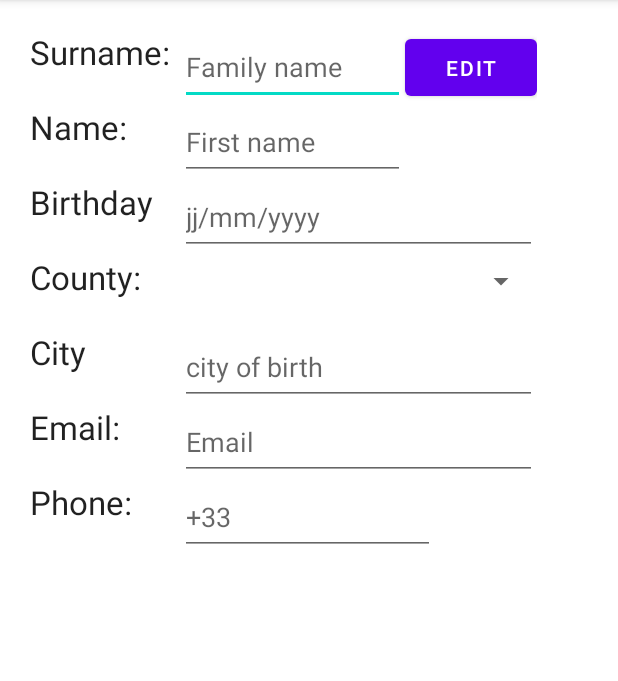
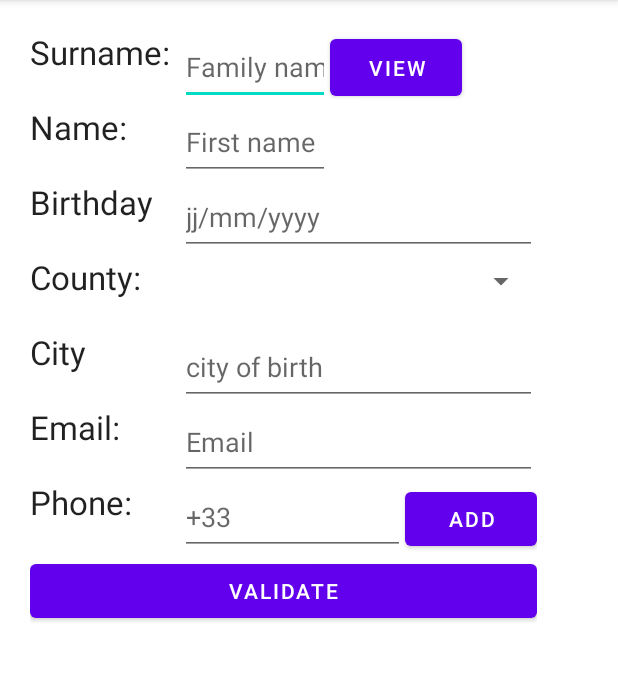
Before and after one commit to hingjyut/Andoird_MOBAPP, an Android app: the screen it shows after launch (MainActivity), on a phone screen of 412 x 824 dp, the part 84-765 px from its top. Run offline under Robolectric (Android 15) with nearby library versions, the phone set to English and light mode, and no system bars.

Commit message:
finished fragment

```diff
--- a/app/src/main/java/fr/imt_atlantique/example/myfirstapplication/MainActivity.java
+++ b/app/src/main/java/fr/imt_atlantique/example/myfirstapplication/MainActivity.java
@@ -6,6 +6,7 @@ import androidx.fragment.app.FragmentTransaction;
 import android.content.Context;
 import android.content.SharedPreferences;
 import android.os.Bundle;
+import android.util.Log;
 
 import fr.imt_atlantique.example.myfirstapplication.onDisplayInfo.OnDisplayInfo;
 
@@ -90,4 +91,41 @@ public class MainActivity extends AppCompatActivity implements OnDisplayInfo {
         fragmentTransaction.addToBackStack(mainFragment.getClass().toString()).commit();
     }
 
+    @Override
+    protected void onStart() {
+        super.onStart();
+        Log.i("Lifecycle", "onStart method");
+    }
+
+    @Override
+    protected void onRestart() {
+        super.onRestart();
+        Log.i("Lifecycle", "onRestart method");
+    }
+
+    @Override
+    protected void onResume() {
+        super.onResume();
+        Log.i("Lifecycle", "onResume method");
+    }
+
+    @Override
+    protected  void onPause() {
+        super.onPause();
+        Log.i("Lifecycle", "onPause method");
+    }
+
+    @Override
+    protected void onStop() {
+        super.onStop();
+        Log.i("Lifecycle", "onStop method");
+    }
+
+    @Override
+    protected void onDestroy() {
+        super.onDestroy();
+        Log.i("Lifecycle", "onDestroy method");
+    }
+
+
 }
--- a/app/src/main/java/fr/imt_atlantique/example/myfirstapplication/MainFragment.java
+++ b/app/src/main/java/fr/imt_atlantique/example/myfirstapplication/MainFragment.java
@@ -4,15 +4,25 @@ import android.app.Activity;
 import android.content.Context;
 import android.content.Intent;
 import android.content.SharedPreferences;
+import android.net.Uri;
 import android.os.Bundle;
+import android.util.Log;
 import android.view.LayoutInflater;
+import android.view.Menu;
+import android.view.MenuInflater;
 import android.view.MenuItem;
 import android.view.View;
 import android.view.ViewGroup;
 import android.widget.Button;
 import android.widget.EditText;
+import android.widget.LinearLayout;
+import android.widget.Spinner;
+
 import androidx.fragment.app.Fragment;
 
+
+import java.util.LinkedList;
+import java.util.List;
 
 import fr.imt_atlantique.example.myfirstapplication.onDisplayInfo.OnDisplayInfo;
 
@@ -22,9 +32,24 @@ public class MainFragment extends Fragment {
     private Button displaySurnameBtn;
     private SharedPreferences.Editor editor;
 
+    private List<LinearLayout> phoneLLs;
+    private EditText nameEt;
+    private EditText emailEt;
+    private EditText phoneEt;
+    private Spinner countySpn;
+    private EditText cityEt;
+    private Button validBt;
+
+    public static final String EXTRA_SHARE_MESSAGE = "This is a shared message";
+    public static final int BIRTHDAY_CODE = 5;
+    public static final int DATE_ANSWER_CODE = 50;
+
+    public static final int SURNAME_CODE = 6;
+    public static final int SURNAME_ANSWER_CODE = 60;
+
+
     private View rootView;
 
-    public static final String EXTRA_SHARE_MESSAGE = "This is a shared message";
 
     private OnDisplayInfo mainActivity;
 
@@ -40,10 +65,14 @@ public class MainFragment extends Fragment {
 //            dateArgs = savedInstanceState.getString("date", "");
 //            surname = savedInstanceState.getString("surname","");
 //        }
+//        setHasOptionsMenu(true);
+
         if (getArguments() != null) {
             dateArgs = getArguments().getString("date","");
             surname = getArguments().getString("surname","");
+            System.out.println("in main fragment onCreate "+ dateArgs + " " + surname);
         }
+
     }
 
     @Override
@@ -66,10 +95,20 @@ public class MainFragment extends Fragment {
      */
     @Override
     public View onCreateView(LayoutInflater inflater, ViewGroup container, Bundle savedInstanceState) {
+        phoneLLs = new LinkedList<>();
         rootView = inflater.inflate(R.layout.fragment_activity_main, container, false);
         displaySurnameBtn = rootView.findViewById(R.id.surname_bt);
         surnameEt = rootView.findViewById(R.id.surname);
         birthdayEt = rootView.findViewById(R.id.birthday);
+
+        // Other views
+//        nameEt = rootView.findViewById(R.id.name);
+//        emailEt = rootView.findViewById(R.id.email);
+//        phoneEt = rootView.findViewById(R.id.phone);
+//        countySpn = rootView.findViewById(R.id.county_spinner);
+//
+        Log.i("Lifecycle", "onCreate method");
+
         surnameEt.setText(surname);
         birthdayEt.setText(dateArgs);
         return rootView;
@@ -90,7 +129,6 @@ public class MainFragment extends Fragment {
         if (displaySurnameBtn!=null){
 
             displaySurnameBtn.setOnClickListener(new View.OnClickListener() {
-
                 @Override
                 public void onClick(View v) {
                     mainActivity.onDisplaySurname(surnameEt.getText().toString());
@@ -119,4 +157,74 @@ public class MainFragment extends Fragment {
         mainFragment.setArguments(args);
         return mainFragment;
     }
+
+//    public void searchCity(MenuItem menuItem) {
+//        Intent intent = new Intent(Intent.ACTION_VIEW);
+//        String city = cityEt.getText().toString();
+//        if (city != "" || city != null) {
+//            intent.setData(Uri.parse("http://fr.wikipedia.org/?search=" + city));
+//            startActivity(intent);
+//        }
+//    }
+
+//    public void shareInfo(MenuItem menuItem) {
+//        Intent sendIntent = new Intent(Intent.ACTION_SEND);
+//        // share city to another app
+//        sendIntent.putExtra(EXTRA_SHARE_MESSAGE, cityEt.getText().toString());
+//        sendIntent.setType("text/plain");
+//        Intent shareIntent = Intent.createChooser(sendIntent, "share with");
+//        startActivity(shareIntent);
+//    }
+
+//    public void resetAction(MenuItem menuItem) {
+//        for (LinearLayout linearLayout : phoneLLs) {
+//            linearLayout.removeAllViews();
+//        }
+////        phoneLLs.clear();
+////        nameEt.setText("");
+//        surnameEt.setText("");
+////        emailEt.setText("");
+////        birthdayEt.setText("");
+////        phoneEt.setText("");
+////        cityEt.setText("");
+////        countySpn.setSelection(0);
+//    }
+
+//
+//    @Override
+//    public void onCreateOptionsMenu(Menu menu, MenuInflater inflater) {
+//        // TODO Add your menu entries here
+//        inflater.inflate(R.menu.menu_main, menu) ;
+//    }
+
+    @Override
+    public void onStart() {
+        super.onStart();
+        Log.i("Fragment Lifecycle", "onStart method");
+    }
+
+    @Override
+    public void onResume() {
+        super.onResume();
+        Log.i("Fragment Lifecycle", "onResume method");
+    }
+
+    @Override
+    public void onPause() {
+        super.onPause();
+        Log.i("Fragment Lifecycle", "onPause method");
+    }
+
+    @Override
+    public void onStop() {
+        super.onStop();
+        Log.i("Fragment Lifecycle", "onStop method");
+    }
+
+    @Override
+    public void onDestroy() {
+        super.onDestroy();
+        Log.i("Fragment Lifecycle", "onDestroy method");
+    }
+
 }
--- a/app/src/main/res/layout/fragment_activity_main.xml
+++ b/app/src/main/res/layout/fragment_activity_main.xml
@@ -22,7 +22,7 @@
 
         <EditText
             android:id="@+id/surname"
-            android:layout_width="150dp"
+            android:layout_width="100dp"
             android:layout_height="match_parent"
             android:inputType="text"
             android:hint="Family name" />
@@ -37,7 +37,7 @@
 
         <Button
             android:id="@+id/surname_bt"
-            android:text="edit"
+            android:text="view"
             android:layout_width="wrap_content"
             android:layout_height="match_parent"
             />
@@ -57,7 +57,7 @@
 
         <EditText
             android:id="@+id/name"
-            android:layout_width="150dp"
+            android:layout_width="100dp"
             android:layout_height="match_parent"
             android:inputType="text"
             android:hint="First name" />
@@ -174,7 +174,7 @@
 
         <EditText
             android:id="@+id/phone"
-            android:layout_width="170dp"
+            android:layout_width="150dp"
             android:layout_height="match_parent"
             android:hint="+33" />
 
@@ -186,17 +186,31 @@
 <!--            android:onClick="addPhoneNumber"-->
 <!--            />-->
 
+        <Button
+            android:id="@+id/add_phone_number"
+            android:layout_width="match_parent"
+            android:layout_height="wrap_content"
+            android:text="@string/add"
+            />
+
 
     </LinearLayout>
 
 
-    <!--    <Button-->
-    <!--        android:id="@+id/validate"-->
-    <!--        android:layout_width="match_parent"-->
-    <!--        android:layout_height="wrap_content"-->
-    <!--        android:text="@string/validate"-->
-    <!--        android:onClick="validateAction"-->
-    <!--        />-->
+<!--        <Button-->
+<!--            android:id="@+id/validate"-->
+<!--            android:layout_width="match_parent"-->
+<!--            android:layout_height="wrap_content"-->
+<!--            android:text="@string/validate"-->
+<!--            android:onClick="validateAction"-->
+<!--            />-->
+
+        <Button
+            android:id="@+id/validate"
+            android:layout_width="match_parent"
+            android:layout_height="wrap_content"
+            android:text="@string/validate"
+            />
 
 <!--    <Button-->
 <!--        android:id="@+id/validate"-->
```
